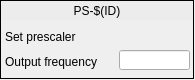
epics-modules/mrfioc2, file ui/EVR/evr_prescaler.ui: the form before one commit.
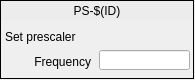
The form after the commit. Custom widgets are drawn as their Qt base class.

The edit to the form file:
```diff
--- a/ui/EVR/evr_prescaler.ui
+++ b/ui/EVR/evr_prescaler.ui
@@ -28,14 +28,17 @@
    <widget class="QLabel" name="label_2">
     <property name="geometry">
      <rect>
-      <x>5</x>
+      <x>10</x>
       <y>53</y>
-      <width>121</width>
+      <width>81</width>
       <height>17</height>
      </rect>
     </property>
     <property name="text">
-     <string>Output frequency</string>
+     <string>Frequency</string>
+    </property>
+    <property name="alignment">
+     <set>Qt::AlignRight|Qt::AlignTrailing|Qt::AlignVCenter</set>
     </property>
    </widget>
    <widget class="QLabel" name="label">
@@ -73,9 +76,9 @@
    <widget class="caLineEdit" name="calineedit">
     <property name="geometry">
      <rect>
-      <x>119</x>
+      <x>99</x>
       <y>50</y>
-      <width>71</width>
+      <width>91</width>
       <height>20</height>
      </rect>
     </property>
```
Left out of the diff: 3 changed lines with no effect on the pictures.
